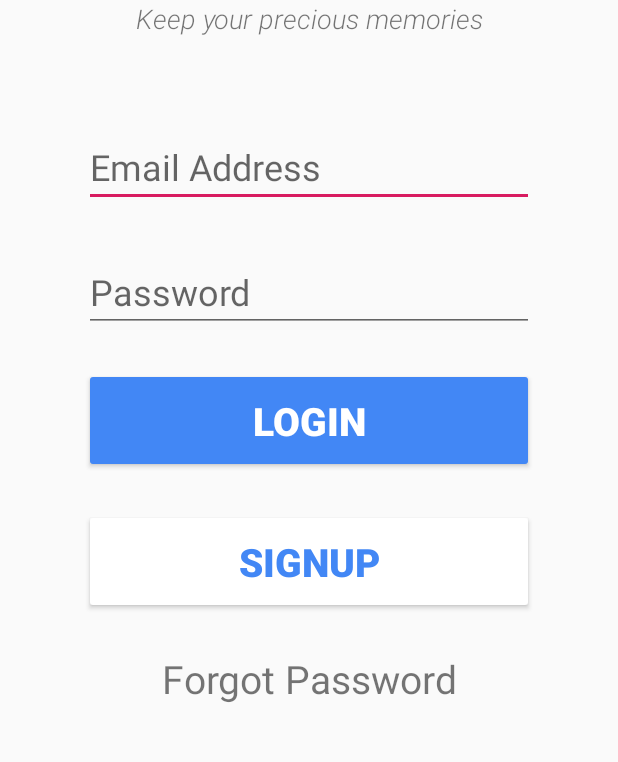
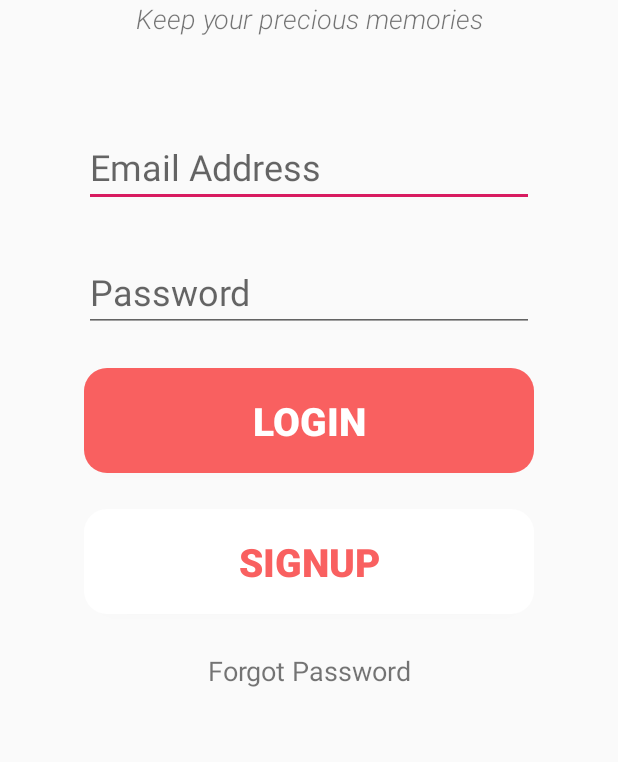
Before and after one commit to Mrsquuuid/MyJournal, an Android app: the screen it shows after launch (LogInActivity), on a phone screen of 412 x 824 dp, the part 280-1042 px from its top. Run offline under Robolectric (Android 15) with nearby library versions, the phone set to English and light mode, and no system bars; our stand-ins replace Firebase (no records; nobody signed in at launch, a user with empty details on screens opened directly).

Commit message:
Some update on UI

```diff
--- a/MyDiary/app/src/main/java/com/example/mydiary/camerafragment/PictureSelectorFragment.java
+++ b/MyDiary/app/src/main/java/com/example/mydiary/camerafragment/PictureSelectorFragment.java
@@ -67,6 +67,7 @@ public abstract class PictureSelectorFragment extends Fragment implements Pictur
     protected void selectPicture() {
         mSelectPictureDialog.show(this);
     }
+
 
     @Override
     public void onCreate(@Nullable Bundle savedInstanceState) {
--- /dev/null
+++ b/MyDiary/app/src/main/res/drawable/standard_button_bg.xml
@@ -0,0 +1,7 @@
+<?xml version="1.0" encoding="utf-8"?>
+<shape xmlns:android="http://schemas.android.com/apk/res/android">
+    <!--圆角-->
+    <corners android:radius="15dp"/>
+    <!--颜色-->
+    <solid android:color="@color/colorPrimary"/>
+</shape>
--- a/MyDiary/app/src/main/res/layout/activity_forgotpassword.xml
+++ b/MyDiary/app/src/main/res/layout/activity_forgotpassword.xml
@@ -54,7 +54,8 @@
         android:layout_width="300dp"
         android:layout_height="70dp"
         android:layout_marginTop="24dp"
-        android:backgroundTint="#4287f5"
+        android:backgroundTint="#F96060"
+        android:background="@drawable/standard_button_bg"
         android:text="Reset Password"
         android:textColor="#ffffff"
         android:textSize="26sp"
--- a/MyDiary/app/src/main/res/layout/activity_login.xml
+++ b/MyDiary/app/src/main/res/layout/activity_login.xml
@@ -68,16 +68,17 @@
         android:layout_width="300dp"
         android:layout_height="70dp"
         android:layout_marginTop="24dp"
-        android:backgroundTint="#4287f5"
+        android:backgroundTint="#F96060"
+        android:gravity="center"
         android:text="Login"
+        android:textAlignment="center"
         android:textColor="#ffffff"
         android:textSize="26sp"
         android:textStyle="bold"
-        android:textAlignment="center"
-        app:layout_constraintTop_toBottomOf="@+id/password"
+        android:background="@drawable/standard_button_bg"
         app:layout_constraintLeft_toLeftOf="parent"
         app:layout_constraintRight_toRightOf="parent"
-        android:gravity="center" />
+        app:layout_constraintTop_toBottomOf="@+id/password" />
 
     <Button
         android:id="@+id/signup"
@@ -85,8 +86,9 @@
         android:layout_height="70dp"
         android:layout_marginTop="24dp"
         android:backgroundTint="#ffffff"
+        android:background="@drawable/standard_button_bg"
         android:text="Signup"
-        android:textColor="#4287f5"
+        android:textColor="#F96060"
         android:textSize="26sp"
         android:textStyle="bold"
         android:textAlignment="center"
@@ -104,7 +106,7 @@
         android:layout_marginTop="25dp"
         android:text="Forgot Password"
         android:textStyle="normal"
-        android:textSize="26sp"
+        android:textSize="18sp"
         app:layout_constraintTop_toBottomOf="@+id/signup"
         app:layout_constraintLeft_toLeftOf="parent"
         app:layout_constraintRight_toRightOf="parent"
--- a/MyDiary/app/src/main/res/layout/activity_signup.xml
+++ b/MyDiary/app/src/main/res/layout/activity_signup.xml
@@ -82,7 +82,8 @@
         android:layout_width="300dp"
         android:layout_height="70dp"
         android:layout_marginTop="24dp"
-        android:backgroundTint="#4287f5"
+        android:backgroundTint="#F96060"
+        android:background="@drawable/standard_button_bg"
         android:text="Register"
         android:textColor="#ffffff"
         android:textSize="26sp"
```
Also changed, not shown: MyDiary/app/src/main/java/com/example/mydiary/camerafragment/MainFragment.java (+14 -0 lines), MyDiary/app/src/main/java/com/example/mydiary/ui/CameraActivity.java (+11 -1 lines), MyDiary/app/src/main/java/com/example/mydiary/ui/MainActivity.java (+6 -4 lines), MyDiary/app/src/main/res/layout/activity_diaryhome.xml (+6 -6 lines), MyDiary/app/src/main/res/layout/activity_main.xml (+34 -25 lines), MyDiary/app/src/main/res/layout/layout_picture_selector.xml (+4 -4 lines), MyDiary/app/src/main/res/layout/toolbar_layout.xml (+9 -0 lines), MyDiary/app/src/main/res/drawable/icon_interfaces_home.png (added), MyDiary/app/src/main/res/drawable/icon_interfaces_user.png (added), MyDiary/app/src/main/res/drawable/icon_media_camera.png (added), MyDiary/app/src/main/res/drawable/icon_media_microphone.png (added).
